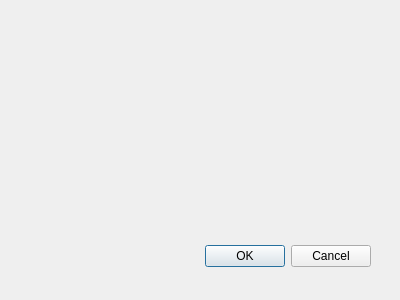
This is workers.ui in lkucz/magazyn as Qt 5 draws it before an edit. The edited form follows.
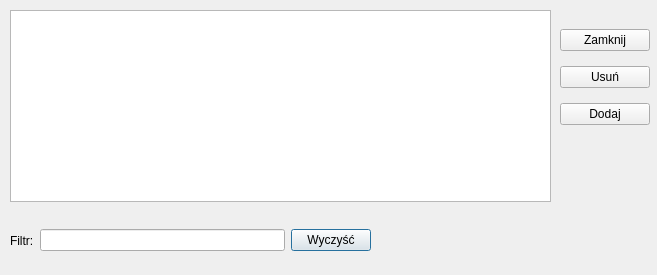
This is the edited form.

```diff
--- a/workers.ui
+++ b/workers.ui
@@ -8,27 +8,83 @@
    <rect>
     <x>0</x>
     <y>0</y>
-    <width>400</width>
-    <height>300</height>
+    <width>657</width>
+    <height>275</height>
    </rect>
   </property>
   <property name="windowTitle">
    <string>Dialog</string>
   </property>
-  <widget class="QDialogButtonBox" name="buttonBox">
+  <widget class="QWidget" name="horizontalLayoutWidget">
    <property name="geometry">
     <rect>
-     <x>30</x>
-     <y>240</y>
-     <width>341</width>
-     <height>32</height>
+     <x>10</x>
+     <y>220</y>
+     <width>361</width>
+     <height>41</height>
     </rect>
    </property>
-   <property name="orientation">
-    <enum>Qt::Horizontal</enum>
+   <layout class="QHBoxLayout" name="horizontalLayout">
+    <item>
+     <widget class="QLabel" name="label">
+      <property name="text">
+       <string>Filtr:</string>
+      </property>
+     </widget>
+    </item>
+    <item>
+     <widget class="QLineEdit" name="filterEdit"/>
+    </item>
+    <item>
+     <widget class="QPushButton" name="clearFilterButton">
+      <property name="text">
+       <string>Wyczyść</string>
+      </property>
+     </widget>
+    </item>
+   </layout>
+  </widget>
+  <widget class="QWidget" name="layoutWidget">
+   <property name="geometry">
+    <rect>
+     <x>560</x>
+     <y>20</y>
+     <width>90</width>
+     <height>116</height>
+    </rect>
    </property>
-   <property name="standardButtons">
-    <set>QDialogButtonBox::Cancel|QDialogButtonBox::Ok</set>
+   <layout class="QVBoxLayout" name="verticalLayout">
+    <item>
+     <widget class="QPushButton" name="closeButton">
+      <property name="text">
+       <string>Zamknij</string>
+      </property>
+     </widget>
+    </item>
+    <item>
+     <widget class="QPushButton" name="deleteButton">
+      <property name="text">
+       <string>Usuń</string>
+      </property>
+     </widget>
+    </item>
+    <item>
+     <widget class="QPushButton" name="addButton">
+      <property name="text">
+       <string>Dodaj</string>
+      </property>
+     </widget>
+    </item>
+   </layout>
+  </widget>
+  <widget class="QTableView" name="tableView">
+   <property name="geometry">
+    <rect>
+     <x>10</x>
+     <y>10</y>
+     <width>541</width>
+     <height>192</height>
+    </rect>
    </property>
   </widget>
  </widget>
```
Left out of the diff: 40 changed lines with no effect on the pictures.
